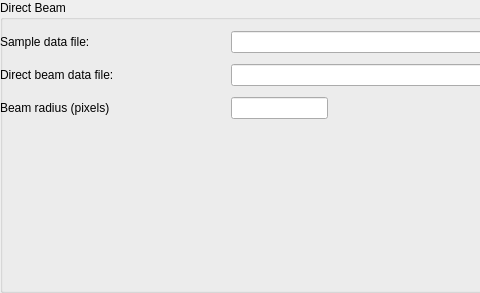
Qt form Code/Mantid/PythonAPI/scripts/Interface/ui/trans_direct_beam.ui (mantidproject/mantid) before a commit; both pictures show x 0 to 480 and y 0 to 293 of the 822 by 293 pixel window.
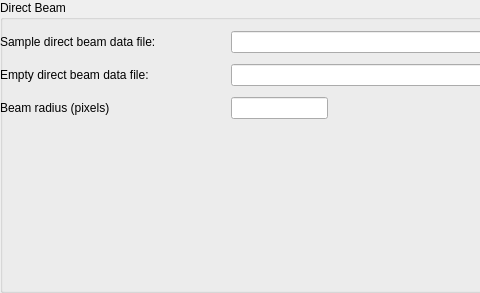
The same form after that commit.

Patch:
```diff
--- a/Code/Mantid/PythonAPI/scripts/Interface/ui/trans_direct_beam.ui
+++ b/Code/Mantid/PythonAPI/scripts/Interface/ui/trans_direct_beam.ui
@@ -38,7 +38,7 @@
        </size>
       </property>
       <property name="text">
-       <string>Sample data file:</string>
+       <string>Sample direct beam data file:</string>
       </property>
      </widget>
     </item>
@@ -68,7 +68,7 @@
     <item row="1" column="0">
      <widget class="QLabel" name="label_2">
       <property name="text">
-       <string>Direct beam data file:</string>
+       <string>Empty direct beam data file:</string>
       </property>
      </widget>
     </item>
```
Left out of the diff: 9 changed lines with no effect on the pictures.
